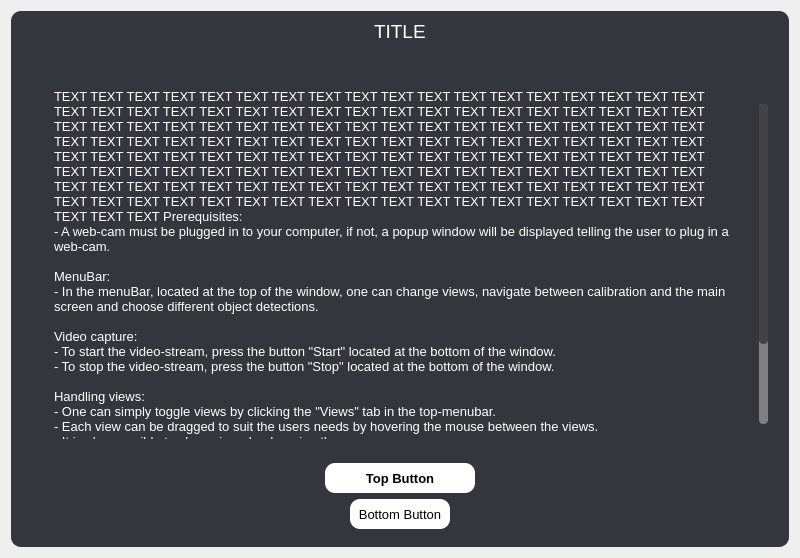
This is GUI/ui_dialogMenu.ui in Tobias-Mauritzon/DAT067 as Qt 5 draws it before an edit. The edited form follows.
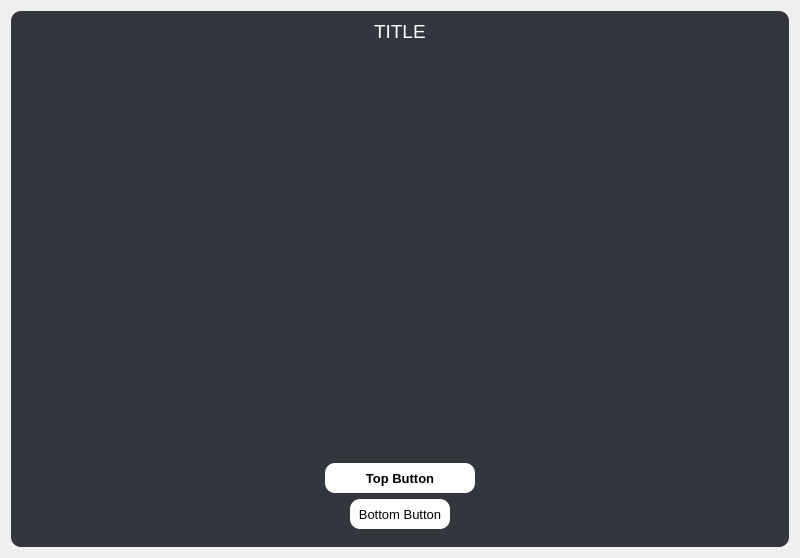
This is the edited form.

Patch:
```diff
--- a/GUI/ui_dialogMenu.ui
+++ b/GUI/ui_dialogMenu.ui
@@ -282,8 +282,8 @@
              <rect>
               <x>0</x>
               <y>0</y>
-              <width>731</width>
-              <height>540</height>
+              <width>746</width>
+              <height>351</height>
              </rect>
             </property>
             <property name="sizePolicy">
@@ -371,27 +371,7 @@
                    <string notr="true">color: white;</string>
                   </property>
                   <property name="text">
-                   <string>TEXT TEXT TEXT TEXT TEXT TEXT TEXT TEXT TEXT TEXT TEXT TEXT TEXT TEXT TEXT TEXT TEXT TEXT TEXT TEXT TEXT TEXT TEXT TEXT TEXT TEXT TEXT TEXT TEXT TEXT TEXT TEXT TEXT TEXT TEXT TEXT TEXT TEXT TEXT TEXT TEXT TEXT TEXT TEXT TEXT TEXT TEXT TEXT TEXT TEXT TEXT TEXT TEXT TEXT TEXT TEXT TEXT TEXT TEXT TEXT TEXT TEXT TEXT TEXT TEXT TEXT TEXT TEXT TEXT TEXT TEXT TEXT TEXT TEXT TEXT TEXT TEXT TEXT TEXT TEXT TEXT TEXT TEXT TEXT TEXT TEXT TEXT TEXT TEXT TEXT TEXT TEXT TEXT TEXT TEXT TEXT TEXT TEXT TEXT TEXT TEXT TEXT TEXT TEXT TEXT TEXT TEXT TEXT TEXT TEXT TEXT TEXT TEXT TEXT TEXT TEXT TEXT TEXT TEXT TEXT TEXT TEXT TEXT TEXT TEXT TEXT TEXT TEXT TEXT TEXT TEXT TEXT TEXT TEXT TEXT TEXT TEXT TEXT TEXT TEXT TEXT TEXT TEXT TEXT TEXT TEXT TEXT Prerequisites:
-- A web-cam must be plugged in to your computer, if not, a popup window will be displayed telling the user to plug in a web-cam.
-
-MenuBar:
-- In the menuBar, located at the top of the window, one can change views, navigate between calibration and the main screen and choose different object detections.
-
-Video capture:
-- To start the video-stream, press the button &quot;Start&quot; located at the bottom of the window.
-- To stop the video-stream, press the button &quot;Stop&quot; located at the bottom of the window.
-
-Handling views:
-- One can simply toggle views by clicking the &quot;Views&quot; tab in the top-menubar.
-- Each view can be dragged to suit the users needs by hovering the mouse between the views.
-- It is also possible to close views by dragging them.
-
-Settings menu:
-- In the settings menu, the user can change the brightness, contrast, resolution. 
-  It is also possible to change to RGB, grayscale and edged video output.
-
-Output menu:
-- NOT IMPLEMENTED YET</string>
+                   <string/>
                   </property>
                   <property name="textFormat">
                    <enum>Qt::AutoText</enum>
```
